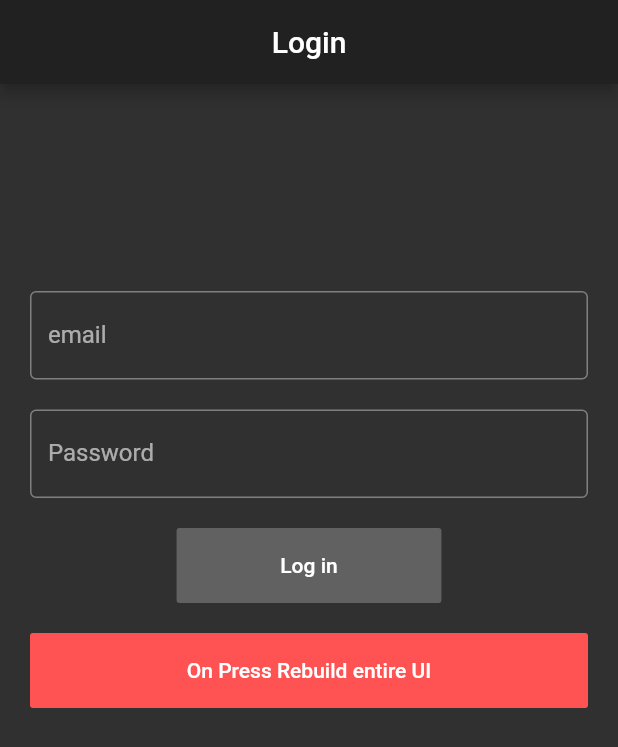
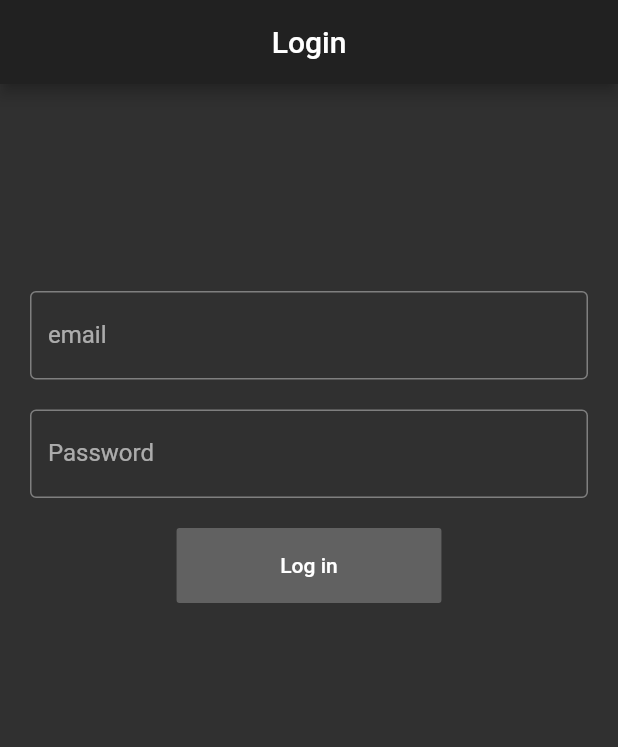
Before and after one commit to maheshj01/flutter-Testing, a Flutter app: the screen it shows after launch, on a phone screen of 412 x 824 dp. Shown: the top 747 px of the screen. Run offline on Flutter 3.47's test engine with Material 2 defaults, Android fonts, the phone set to English and light mode, and no system bars; our stand-ins replace rxdart; missing offline and left inert: dbcrypt, mailer.

Commit message:
minor changes made

```diff
--- a/lib/Passwords.dart
+++ b/lib/Passwords.dart
@@ -2,7 +2,7 @@ import 'package:dbcrypt/dbcrypt.dart';
 
 class Password {
   static String hash() {
-    var plainPassword = "ihcomtisd@121";
+    var plainPassword = "some_password";
     // var hashedPassword =
     //     new DBCrypt().hashpw(plainPassword, new DBCrypt().gensalt());
     return plainPassword;
--- a/lib/main.dart
+++ b/lib/main.dart
@@ -114,21 +114,21 @@ class _MyHomePageState extends State<MyHomePage> {
                     SizedBox(
                       height: 20,
                     ),
-                    Container(
-                      height: 50,
-                      margin: EdgeInsets.symmetric(horizontal: 20),
-                      child: FlatButton(
-                          color: Colors.redAccent,
-                          onPressed: () {
-                            setState(() {
-                              // con.text="hello";
-                              print("button pressed" + con.text);
-                            });
-                          },
-                          child: Text(
-                            "On Press Rebuild entire UI",
-                          )),
-                    )
+                    // Container(
+                    //   height: 50,
+                    //   margin: EdgeInsets.symmetric(horizontal: 20),
+                    //   child: FlatButton(
+                    //       color: Colors.redAccent,
+                    //       onPressed: () {
+                    //         setState(() {
+                    //           // con.text="hello";
+                    //           print("button pressed" + con.text);
+                    //         });
+                    //       },
+                    //       child: Text(
+                    //         "On Press Rebuild entire UI",
+                    //       )),
+                    // )
                   ],
                 ))
           ],
--- a/test_driver/steps/test_steps.dart
+++ b/test_driver/steps/test_steps.dart
@@ -43,7 +43,7 @@ class CheckIfHomePageIsPresent extends Then1WithWorld<String, FlutterWorld> {
 
   @override
   // TODO: implement pattern
-  RegExp get pattern => RegExp("I have {string} on screen");
+  RegExp get pattern => RegExp("I should have {string} on screen");
 }
 
 class TapThumbUpButtonNTimes extends When2WithWorld<String, int, FlutterWorld> {
```
Also changed, not shown: lib/LoginBloc.dart (+0 -29 lines), 2 other files.
